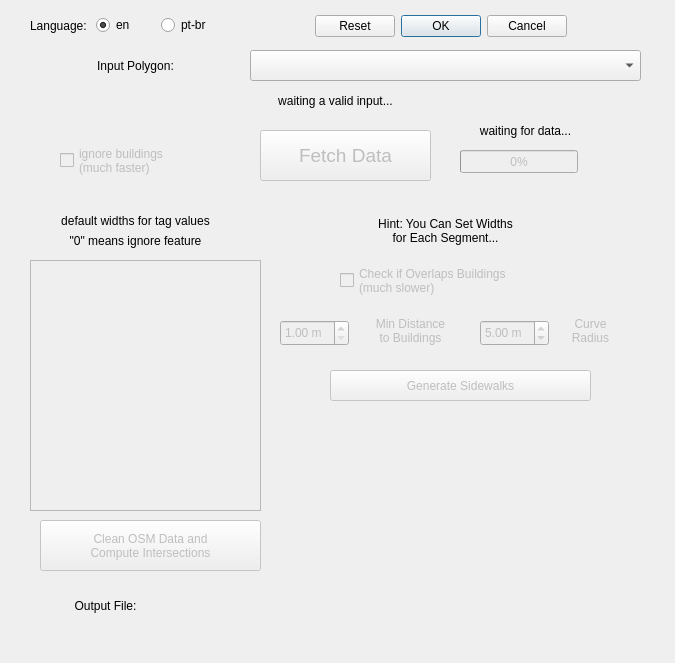
Qt form osm_sidewalkreator_dialog_base.ui (kauevestena/osm_sidewalkreator) before a commit.
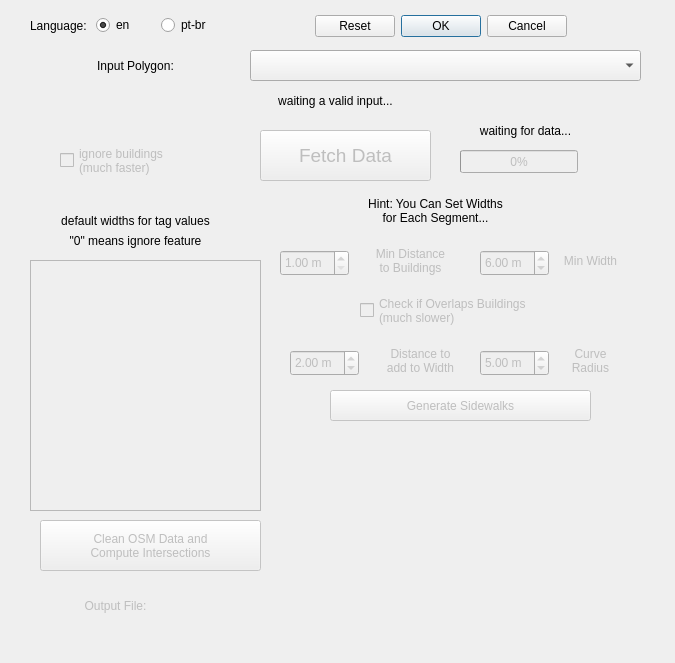
The same form after that commit. Custom widgets are drawn as their Qt base class.

Patch:
```diff
--- a/osm_sidewalkreator_dialog_base.ui
+++ b/osm_sidewalkreator_dialog_base.ui
@@ -129,9 +129,12 @@
    </property>
   </widget>
   <widget class="QLabel" name="output_file_label">
+   <property name="enabled">
+    <bool>false</bool>
+   </property>
    <property name="geometry">
     <rect>
-     <x>40</x>
+     <x>50</x>
      <y>590</y>
      <width>131</width>
      <height>31</height>
@@ -320,7 +323,7 @@
    <property name="geometry">
     <rect>
      <x>330</x>
-     <y>370</y>
+     <y>390</y>
      <width>261</width>
      <height>31</height>
     </rect>
@@ -344,8 +347,8 @@
   <widget class="QLabel" name="widths_hint">
    <property name="geometry">
     <rect>
-     <x>300</x>
-     <y>210</y>
+     <x>290</x>
+     <y>190</y>
      <width>291</width>
      <height>41</height>
     </rect>
@@ -364,12 +367,17 @@
    </property>
    <property name="geometry">
     <rect>
-     <x>340</x>
-     <y>260</y>
+     <x>360</x>
+     <y>290</y>
      <width>241</width>
      <height>41</height>
     </rect>
    </property>
+   <property name="font">
+    <font>
+     <strikeout>false</strikeout>
+    </font>
+   </property>
    <property name="text">
     <string>Check if Overlaps Buildings
 (much slower)</string>
@@ -426,7 +434,7 @@
    <property name="geometry">
     <rect>
      <x>280</x>
-     <y>320</y>
+     <y>250</y>
      <width>69</width>
      <height>26</height>
     </rect>
@@ -457,7 +465,7 @@
    <property name="geometry">
     <rect>
      <x>480</x>
-     <y>320</y>
+     <y>350</y>
      <width>69</width>
      <height>26</height>
     </rect>
@@ -504,7 +512,7 @@
    <property name="geometry">
     <rect>
      <x>360</x>
-     <y>310</y>
+     <y>240</y>
      <width>101</width>
      <height>41</height>
     </rect>
@@ -524,7 +532,7 @@
    <property name="geometry">
     <rect>
      <x>540</x>
-     <y>310</y>
+     <y>340</y>
      <width>101</width>
      <height>41</height>
     </rect>
@@ -537,6 +545,116 @@
     <set>Qt::AlignCenter</set>
    </property>
   </widget>
+  <widget class="QLabel" name="d_to_add_label">
+   <property name="enabled">
+    <bool>false</bool>
+   </property>
+   <property name="geometry">
+    <rect>
+     <x>370</x>
+     <y>340</y>
+     <width>101</width>
+     <height>41</height>
+    </rect>
+   </property>
+   <property name="text">
+    <string>Distance to
+add to Width</string>
+   </property>
+   <property name="alignment">
+    <set>Qt::AlignCenter</set>
+   </property>
+  </widget>
+  <widget class="QDoubleSpinBox" name="d_to_add_box">
+   <property name="enabled">
+    <bool>false</bool>
+   </property>
+   <property name="geometry">
+    <rect>
+     <x>290</x>
+     <y>350</y>
+     <width>69</width>
+     <height>26</height>
+    </rect>
+   </property>
+   <property name="prefix">
+    <string/>
+   </property>
+   <property name="suffix">
+    <string> m</string>
+   </property>
+   <property name="decimals">
+    <number>2</number>
+   </property>
+   <property name="minimum">
+    <double>0.000000000000000</double>
+   </property>
+   <property name="maximum">
+    <double>4.000000000000000</double>
+   </property>
+   <property name="singleStep">
+    <double>0.100000000000000</double>
+   </property>
+   <property name="value">
+    <double>2.000000000000000</double>
+   </property>
+  </widget>
+  <widget class="QDoubleSpinBox" name="min_width_box">
+   <property name="enabled">
+    <bool>false</bool>
+   </property>
+   <property name="geometry">
+    <rect>
+     <x>480</x>
+     <y>250</y>
+     <width>69</width>
+     <height>26</height>
+    </rect>
+   </property>
+   <property name="buttonSymbols">
+    <enum>QAbstractSpinBox::UpDownArrows</enum>
+   </property>
+   <property name="prefix">
+    <string/>
+   </property>
+   <property name="suffix">
+    <string> m</string>
+   </property>
+   <property name="decimals">
+    <number>2</number>
+   </property>
+   <property name="minimum">
+    <double>4.000000000000000</double>
+   </property>
+   <property name="maximum">
+    <double>8.000000000000000</double>
+   </property>
+   <property name="singleStep">
+    <double>0.500000000000000</double>
+   </property>
+   <property name="value">
+    <double>6.000000000000000</double>
+   </property>
+  </widget>
+  <widget class="QLabel" name="min_width_label">
+   <property name="enabled">
+    <bool>false</bool>
+   </property>
+   <property name="geometry">
+    <rect>
+     <x>540</x>
+     <y>240</y>
+     <width>101</width>
+     <height>41</height>
+    </rect>
+   </property>
+   <property name="text">
+    <string>Min Width</string>
+   </property>
+   <property name="alignment">
+    <set>Qt::AlignCenter</set>
+   </property>
+  </widget>
  </widget>
  <customwidgets>
   <customwidget>
```
